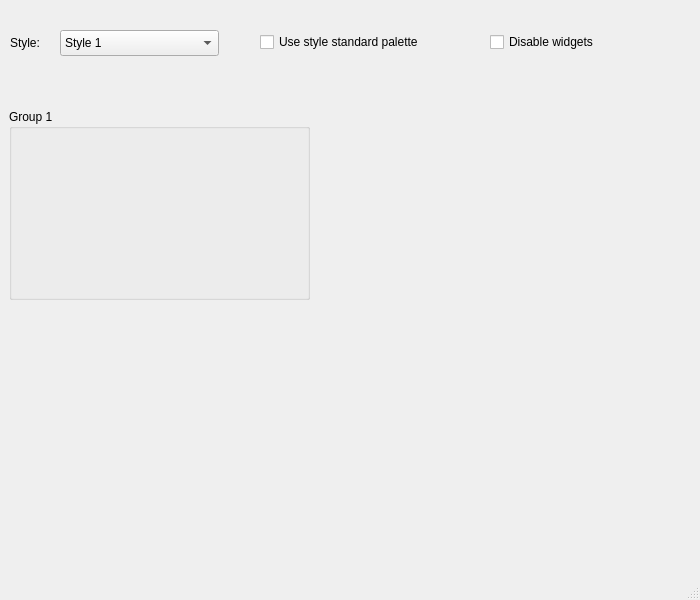
Old version of the form mainwindow.ui in the repository RubaIrshaid2/Template.
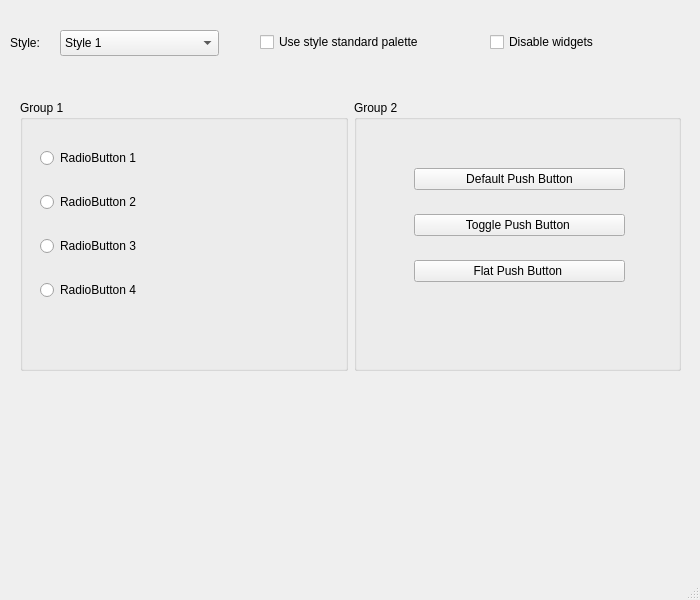
New version of the form.

```diff
--- a/mainwindow.ui
+++ b/mainwindow.ui
@@ -83,18 +83,104 @@
      <string>Disable widgets</string>
     </property>
    </widget>
-   <widget class="QGroupBox" name="groupBox">
+   <widget class="QWidget" name="">
     <property name="geometry">
      <rect>
-      <x>9</x>
-      <y>109</y>
-      <width>301</width>
-      <height>191</height>
+      <x>20</x>
+      <y>100</y>
+      <width>661</width>
+      <height>271</height>
      </rect>
     </property>
-    <property name="title">
-     <string>Group 1 </string>
-    </property>
+    <layout class="QHBoxLayout" name="horizontalLayout">
+     <item>
+      <widget class="QGroupBox" name="groupBox">
+       <property name="title">
+        <string>Group 1 </string>
+       </property>
+       <widget class="QWidget" name="">
+        <property name="geometry">
+         <rect>
+          <x>20</x>
+          <y>30</y>
+          <width>261</width>
+          <height>191</height>
+         </rect>
+        </property>
+        <layout class="QVBoxLayout" name="verticalLayout">
+         <item>
+          <widget class="QRadioButton" name="radioButton">
+           <property name="text">
+            <string>RadioButton 1</string>
+           </property>
+          </widget>
+         </item>
+         <item>
+          <widget class="QRadioButton" name="radioButton_2">
+           <property name="text">
+            <string>RadioButton 2</string>
+           </property>
+          </widget>
+         </item>
+         <item>
+          <widget class="QRadioButton" name="radioButton_3">
+           <property name="text">
+            <string>RadioButton 3</string>
+           </property>
+          </widget>
+         </item>
+         <item>
+          <widget class="QRadioButton" name="radioButton_4">
+           <property name="text">
+            <string>RadioButton 4 </string>
+           </property>
+          </widget>
+         </item>
+        </layout>
+       </widget>
+      </widget>
+     </item>
+     <item>
+      <widget class="QGroupBox" name="groupBox_2">
+       <property name="title">
+        <string>Group 2</string>
+       </property>
+       <widget class="QWidget" name="">
+        <property name="geometry">
+         <rect>
+          <x>60</x>
+          <y>50</y>
+          <width>211</width>
+          <height>151</height>
+         </rect>
+        </property>
+        <layout class="QVBoxLayout" name="verticalLayout_2">
+         <item>
+          <widget class="QPushButton" name="pushButton">
+           <property name="text">
+            <string>Default Push Button</string>
+           </property>
+          </widget>
+         </item>
+         <item>
+          <widget class="QPushButton" name="pushButton_2">
+           <property name="text">
+            <string>Toggle Push Button </string>
+           </property>
+          </widget>
+         </item>
+         <item>
+          <widget class="QPushButton" name="pushButton_3">
+           <property name="text">
+            <string>Flat Push Button </string>
+           </property>
+          </widget>
+         </item>
+        </layout>
+       </widget>
+      </widget>
+     </item>
+    </layout>
    </widget>
   </widget>
   <widget class="QMenuBar" name="menubar">
```
